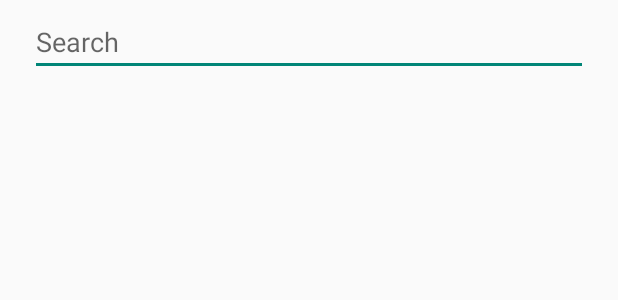
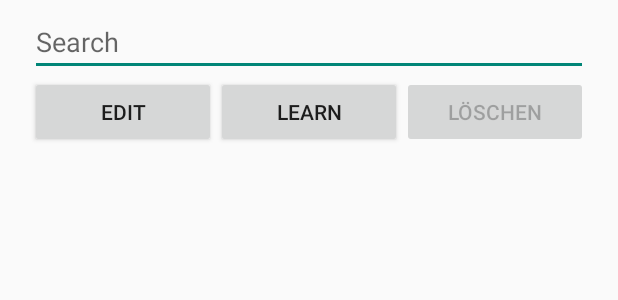
Before and after one commit to L3MON4D3/voc5, an Android app: the layout gallery.xml on its own in the app's theme, with its tools: preview values and no code run, on a phone screen of 412 x 824 dp. Shown: the top 300 px of the screen. Run offline under Robolectric (Android 15) with nearby library versions, the phone set to English and light mode, and no system bars.

Commit message:
changes moving edit functionality to gallery

```diff
--- a/Java/app/src/main/java/com.L3MON4D3.voc5/UI/GalleryCard.java
+++ b/Java/app/src/main/java/com.L3MON4D3.voc5/UI/GalleryCard.java
@@ -51,6 +51,8 @@ public class GalleryCard extends CardView {
     public void setVoc(Vocab voc) { this.voc = voc ; }
     public boolean getSelected() { return selected; }
     public void setSelected(boolean selected) { this.selected = selected; }
+    public Vocab getVoc() { return voc; }
+
 
     /**
      * Process motion Event.
--- a/Java/app/src/main/res/layout/gallery.xml
+++ b/Java/app/src/main/res/layout/gallery.xml
@@ -4,14 +4,14 @@
     xmlns:tools="http://schemas.android.com/tools"
     android:layout_width="match_parent"
     android:layout_height="match_parent"
+    android:orientation="vertical"
     android:paddingLeft="20dp"
-    android:paddingRight="20dp"
     android:paddingTop="5dp"
-    android:orientation="vertical" >
+    android:paddingRight="20dp">
 
     <LinearLayout
         android:layout_width="match_parent"
-        android:layout_height="wrap_content" >
+        android:layout_height="wrap_content">
 
         <EditText
             android:id="@+id/search_ET"
@@ -21,14 +21,45 @@
 
     </LinearLayout>
 
+    <LinearLayout
+        android:layout_width="match_parent"
+        android:layout_height="wrap_content">
+
+        <Button
+            android:id="@+id/galleryEditBtn"
+            android:layout_width="0dp"
+            android:layout_weight="1"
+            android:layout_height="wrap_content"
+            android:text="edit"
+            android:layout_gravity="fill_vertical" />
+
+        <Button
+            android:id="@+id/galleryLearnBtn"
+            android:layout_width="0dp"
+            android:layout_weight="1"
+            android:layout_height="wrap_content"
+            android:text="learn"
+            android:layout_gravity="fill_vertical" />
+
+        <Button
+            android:id="@+id/galleryDeleteBtn"
+            android:layout_width="0dp"
+            android:layout_weight="1"
+            android:layout_height="wrap_content"
+            android:text="löschen"
+            android:layout_gravity="fill_vertical"
+            android:enabled="false"/>
+
+    </LinearLayout>
+
     <ScrollView
         android:layout_width="match_parent"
-        android:layout_height="match_parent" >
+        android:layout_height="match_parent">
 
         <GridLayout
+            android:id="@+id/gall_lt"
             android:layout_width="match_parent"
             android:layout_height="match_parent"
-            android:id="@+id/gall_lt"
             android:columnCount="2" />
 
     </ScrollView>
```
Also changed, not shown: Java/app/src/main/java/com.L3MON4D3.voc5/Client/Vocab.java (+16 -1 lines), Java/app/src/main/java/com.L3MON4D3.voc5/UI/EditActivity.java (+11 -15 lines), Java/app/src/main/java/com.L3MON4D3.voc5/UI/GalleryActivity.java (+22 -0 lines), Java/app/src/main/java/com.L3MON4D3.voc5/UI/MainMenuActivity.java (+1 -6 lines), Java/app/src/main/java/com.L3MON4D3.voc5/UI/VocActivity.java (+27 -3 lines), Java/app/src/main/res/layout/activity_main_menu.xml (+0 -9 lines).
